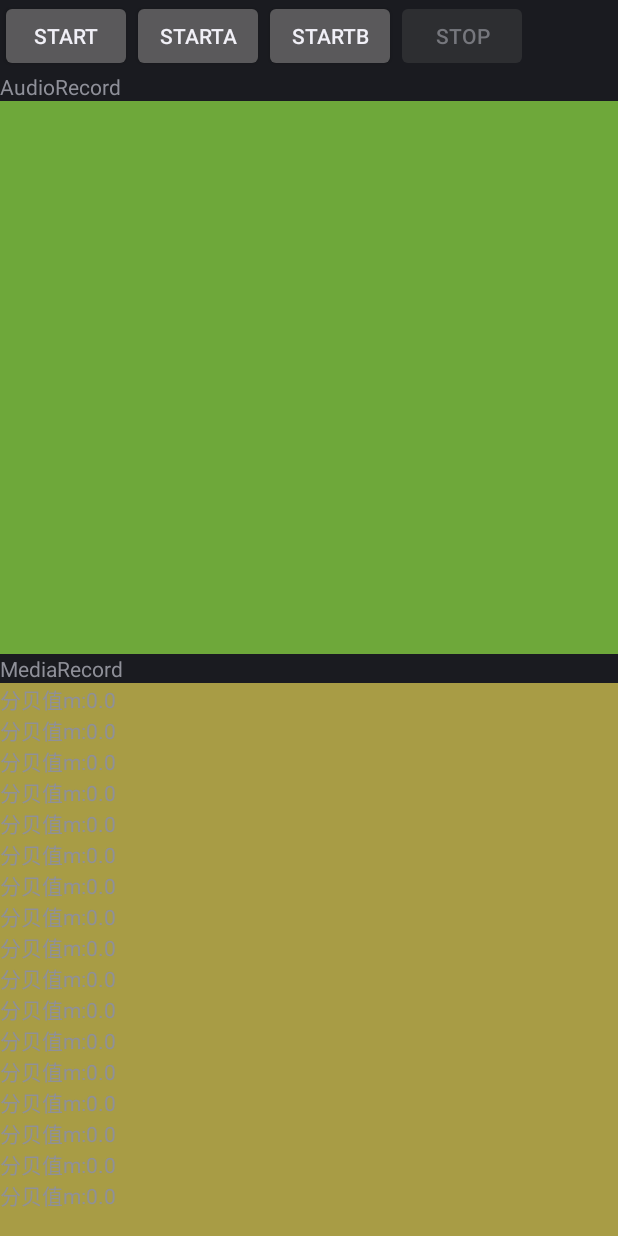
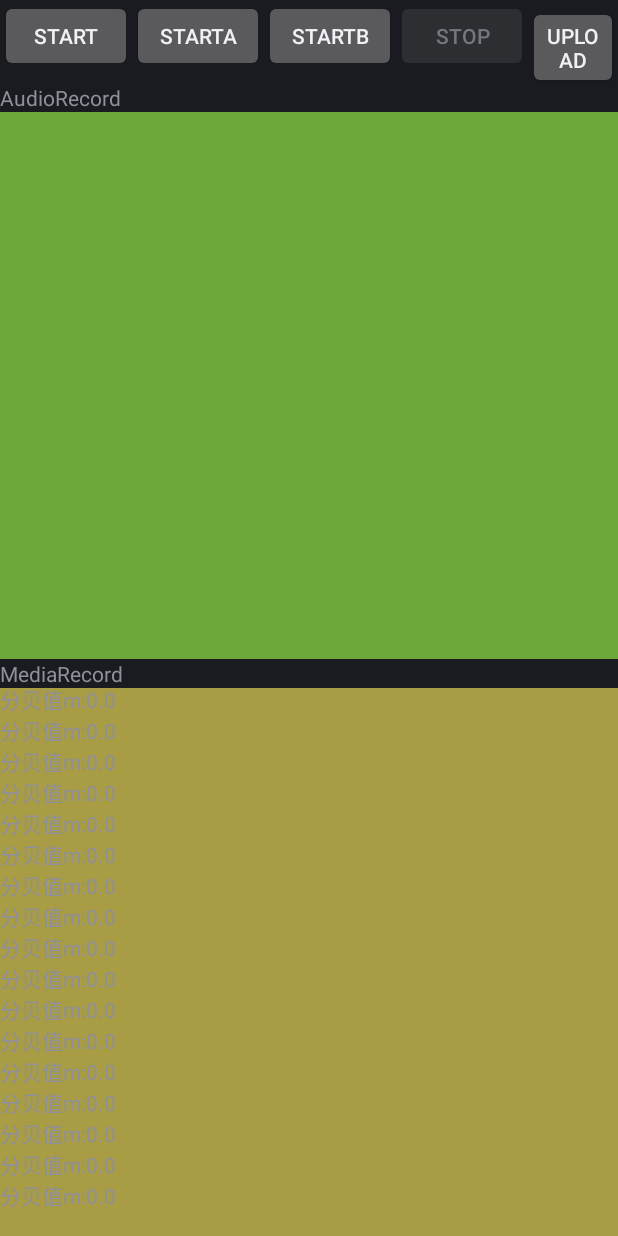
Before and after one commit to CasimirYang/audiorecord, an Android app: the screen it shows after launch (MainActivity), after a tap on "STOP", on a phone screen of 412 x 824 dp. Run offline under Robolectric (Android 15) with nearby library versions, the phone set to English and light mode, and no system bars; 1 other tap on this screen came first.

Commit message:
audioRecord 1.1

```diff
--- a/build.gradle
+++ b/build.gradle
@@ -23,4 +23,5 @@ android {
 dependencies {
     compile fileTree(dir: 'libs', include: ['*.jar'])
     compile 'com.android.support:appcompat-v7:22.0.0'
+    compile files('libs/BmobSDK_V3.4.0_0616.jar')
 }
--- a/src/main/java/com/example/yjh/audiorecord/MainActivity.java
+++ b/src/main/java/com/example/yjh/audiorecord/MainActivity.java
@@ -15,14 +15,23 @@ import android.view.MotionEvent;
 import android.view.View;
 import android.view.Window;
 import android.widget.Button;
+import android.widget.ProgressBar;
 import android.widget.ScrollView;
 import android.widget.TextView;
+import android.widget.Toast;
+
+import com.bmob.BTPFileResponse;
+import com.bmob.BmobProFile;
+import com.bmob.btp.callback.UploadListener;
+import com.bmob.utils.BmobLog;
 
 import java.io.File;
 import java.io.FileNotFoundException;
 import java.io.FileOutputStream;
 import java.io.IOException;
 import java.util.logging.LogRecord;
+
+import cn.bmob.v3.Bmob;
 
 /**
  * Created by yjh on 2015/6/15.
@@ -33,6 +42,9 @@ public class MainActivity extends Activity {
     private static final int RECORDER_AUDIO_ENCODING = AudioFormat.ENCODING_PCM_16BIT;
     private static final int UPDATE_AUDIORECORD_TEXT = 1;
     private static final int UPDATE_AUDIORECORD_TEXT2 = 2;
+    private static final int UPLOAD_BEGIN = 3;
+    private static final int UPLOAD_ING = 4;
+    private static final int UPLOAD_END = 5;
     private static String mFileName = null;
     int bufferSize = AudioRecord.getMinBufferSize(RECORDER_SAMPLERATE,
             RECORDER_CHANNELS, RECORDER_AUDIO_ENCODING);
@@ -45,6 +57,7 @@ public class MainActivity extends Activity {
     private TextView textView2;
     private ScrollView scrollView;
     private ScrollView scrollView2;
+    private ProgressBar progressBar;
     private Handler handler = new Handler() {
         @Override
         public void handleMessage(Message msg) {
@@ -66,6 +79,14 @@ public class MainActivity extends Activity {
                             scrollView2.fullScroll(ScrollView.FOCUS_DOWN);
                         }
                     });
+                    break;
+                case UPLOAD_ING:
+                    progressBar.setVisibility(View.VISIBLE);
+                    progressBar.setProgress((Integer) msg.obj);
+                    break;
+                case UPLOAD_END:
+                    progressBar.setVisibility(View.GONE);
+                    showToast("Upload successfully");
                     break;
             }
         }
@@ -91,6 +112,8 @@ public class MainActivity extends Activity {
             } else if (i == R.id.btnStop) {
                 enableButtons(false);
                 stopRecording();
+            } else if (i == R.id.upload) {
+                upload(Environment.getExternalStorageDirectory() + "/audiorecordByAudioRecord16bitmono.pcm");
             }
         }
     };
@@ -100,13 +123,15 @@ public class MainActivity extends Activity {
         super.onCreate(savedInstanceState);
         requestWindowFeature(Window.FEATURE_NO_TITLE);
         setContentView(R.layout.main);
+        // 初始化 Bmob SDK
+        Bmob.initialize(this, "94e36ad9769577ceb1bf3d9dc2e9c396");
         textView = (TextView) findViewById(R.id.AudioRecord);
         textView2 = (TextView) findViewById(R.id.MediaRecord);
         scrollView = (ScrollView) findViewById(R.id.AudioRecordScrollView);
         scrollView2 = (ScrollView) findViewById(R.id.MediaRecordScrollView);
+        progressBar = (ProgressBar) findViewById(R.id.progressBar);
         setButtonHandlers();
         enableButtons(false);
-
     }
 
     private void setButtonHandlers() {
@@ -114,6 +139,7 @@ public class MainActivity extends Activity {
         (findViewById(R.id.btnStart1)).setOnClickListener(btnClick);
         (findViewById(R.id.btnStart2)).setOnClickListener(btnClick);
         (findViewById(R.id.btnStop)).setOnClickListener(btnClick);
+        (findViewById(R.id.upload)).setOnClickListener(btnClick);
     }
 
     private void enableButtons(boolean isRecording) {
@@ -261,4 +287,41 @@ public class MainActivity extends Activity {
         }
         return super.onKeyDown(keyCode, event);
     }
+
+    //bmob
+    private void upload(String filePath) {
+        BmobProFile.getInstance(MainActivity.this).upload(filePath, new UploadListener() {
+            Message message = Message.obtain();
+
+            @Override
+            public void onSuccess(String fileName, String url) {
+                message = message.obtain();
+                message.what = UPLOAD_END;
+                handler.sendMessage(message);
+            }
+
+            @Override
+            public void onProgress(int ratio) {
+                // TODO Auto-generated method stub
+                message = message.obtain();
+                message.what = UPLOAD_ING;
+                message.obj = ratio;
+                handler.sendMessage(message);
+                Log.i("MainActivity", " -onProgress :" + ratio);
+            }
+
+            @Override
+            public void onError(int statuscode, String errormsg) {
+                message = message.obtain();
+                message.what = UPLOAD_END;
+                handler.sendMessage(message);
+                //  showToast("上传出错：" + errormsg);
+            }
+        });
+    }
+
+    private void showToast(String mess) {
+        Toast.makeText(this, mess, Toast.LENGTH_LONG).show();
+    }
+
 }
--- a/src/main/res/layout/main.xml
+++ b/src/main/res/layout/main.xml
@@ -1,10 +1,14 @@
 <?xml version="1.0" encoding="utf-8"?>
-<LinearLayout xmlns:android="http://schemas.android.com/apk/res/android"
+<RelativeLayout xmlns:android="http://schemas.android.com/apk/res/android"
     xmlns:tools="http://schemas.android.com/tools"
     android:layout_width="match_parent"
     android:layout_height="match_parent"
-    android:orientation="vertical"
     tools:context=".MainActivity">
+
+    <LinearLayout
+        android:layout_width="match_parent"
+        android:layout_height="match_parent"
+        android:orientation="vertical">
 
         <LinearLayout
             android:layout_width="match_parent"
@@ -34,6 +38,13 @@
                 android:layout_width="wrap_content"
                 android:layout_height="wrap_content"
                 android:text="stop" />
+
+            <Button
+                android:id="@+id/upload"
+                style="?android:attr/buttonStyleSmall"
+                android:layout_width="wrap_content"
+                android:layout_height="wrap_content"
+                android:text="upload" />
         </LinearLayout>
 
     <LinearLayout
@@ -78,3 +89,14 @@
         </ScrollView>
     </LinearLayout>
 </LinearLayout>
+
+    <ProgressBar
+        android:id="@+id/progressBar"
+        style="@style/Base.Widget.AppCompat.ProgressBar.Horizontal"
+        android:layout_width="match_parent"
+        android:layout_height="wrap_content"
+        android:layout_centerInParent="true"
+        android:max="100"
+        android:scrollbarSize="@dimen/abc_action_bar_stacked_tab_max_width"
+        android:visibility="gone" />
+</RelativeLayout>
```
Also changed, not shown: src/main/AndroidManifest.xml (+6 -1 lines), libs/BmobSDK_V3.4.0_0616.jar (added), 1 other file. Lines whose indentation alone changed are shown as unchanged.
